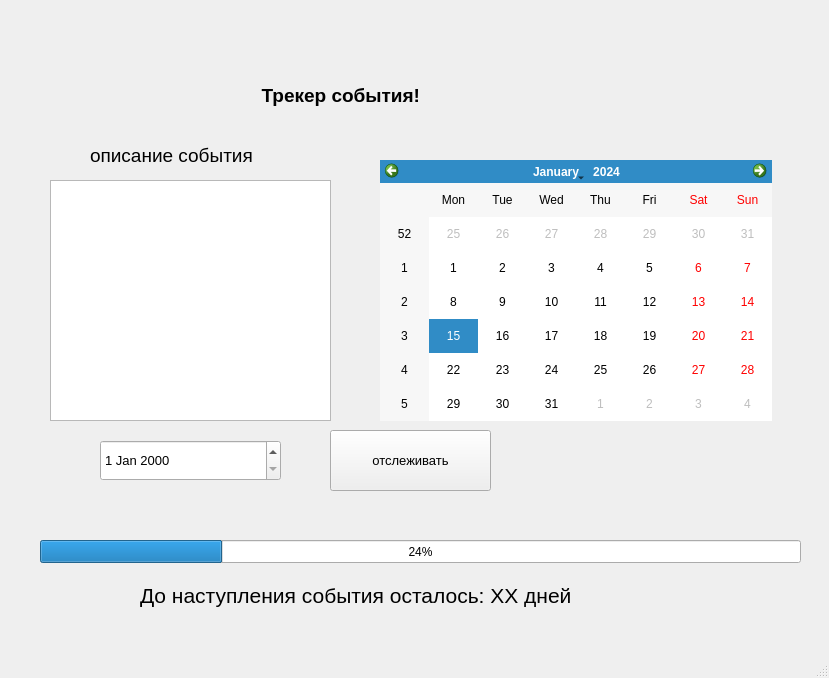
This is GUI/simple.ui in Greck-18/simplex-method as Qt 5 draws it before an edit. The edited form follows.
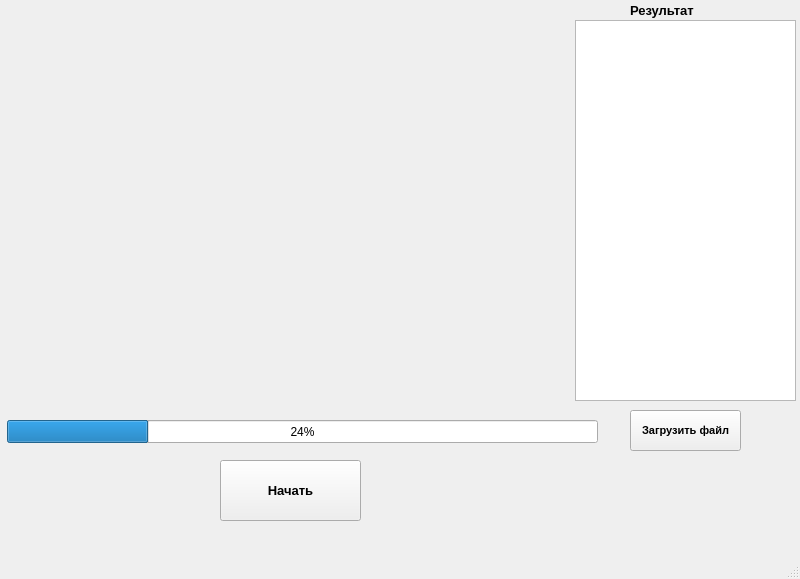
This is the edited form.

Diff of the .ui file:
```diff
--- a/GUI/simple.ui
+++ b/GUI/simple.ui
@@ -6,59 +6,40 @@
    <rect>
     <x>0</x>
     <y>0</y>
-    <width>829</width>
-    <height>678</height>
+    <width>800</width>
+    <height>579</height>
    </rect>
   </property>
   <property name="windowTitle">
    <string>Simple</string>
   </property>
   <widget class="QWidget" name="centralwidget">
-   <widget class="QLabel" name="label">
-    <property name="enabled">
-     <bool>true</bool>
-    </property>
+   <widget class="QPushButton" name="btnStart">
     <property name="geometry">
      <rect>
-      <x>230</x>
-      <y>70</y>
-      <width>481</width>
-      <height>51</height>
+      <x>220</x>
+      <y>460</y>
+      <width>141</width>
+      <height>61</height>
      </rect>
     </property>
     <property name="font">
      <font>
-      <pointsize>14</pointsize>
+      <pointsize>10</pointsize>
       <weight>75</weight>
       <bold>true</bold>
      </font>
     </property>
     <property name="text">
-     <string>      Трекер события!</string>
-    </property>
-    <property name="textFormat">
-     <enum>Qt::AutoText</enum>
-    </property>
-    <property name="wordWrap">
-     <bool>false</bool>
-    </property>
-   </widget>
-   <widget class="QCalendarWidget" name="calendarWidget">
-    <property name="geometry">
-     <rect>
-      <x>380</x>
-      <y>160</y>
-      <width>392</width>
-      <height>261</height>
-     </rect>
+     <string>Начать</string>
     </property>
    </widget>
    <widget class="QProgressBar" name="progressBar">
     <property name="geometry">
      <rect>
-      <x>40</x>
-      <y>540</y>
-      <width>761</width>
+      <x>7</x>
+      <y>420</y>
+      <width>591</width>
       <height>23</height>
      </rect>
     </property>
@@ -66,83 +47,70 @@
      <number>24</number>
     </property>
    </widget>
-   <widget class="QPlainTextEdit" name="plainTextEdit">
+   <widget class="QLabel" name="label">
     <property name="geometry">
      <rect>
-      <x>50</x>
-      <y>180</y>
-      <width>281</width>
-      <height>241</height>
-     </rect>
-    </property>
-   </widget>
-   <widget class="QLabel" name="label_2">
-    <property name="geometry">
-     <rect>
-      <x>90</x>
-      <y>140</y>
-      <width>271</width>
-      <height>31</height>
-     </rect>
-    </property>
-    <property name="font">
-     <font>
-      <pointsize>14</pointsize>
-     </font>
-    </property>
-    <property name="text">
-     <string>описание события</string>
-    </property>
-   </widget>
-   <widget class="QPushButton" name="pushButton">
-    <property name="geometry">
-     <rect>
-      <x>330</x>
-      <y>430</y>
-      <width>161</width>
-      <height>61</height>
+      <x>630</x>
+      <y>0</y>
+      <width>191</width>
+      <height>20</height>
      </rect>
     </property>
     <property name="font">
      <font>
       <pointsize>10</pointsize>
+      <weight>75</weight>
+      <bold>true</bold>
      </font>
     </property>
+    <property name="layoutDirection">
+     <enum>Qt::LeftToRight</enum>
+    </property>
     <property name="text">
-     <string>отслеживать</string>
+     <string>Результат</string>
     </property>
    </widget>
-   <widget class="QDateEdit" name="dateEdit">
+   <widget class="QPushButton" name="btnBrowse">
     <property name="geometry">
      <rect>
-      <x>100</x>
-      <y>440</y>
-      <width>181</width>
+      <x>630</x>
+      <y>410</y>
+      <width>111</width>
       <height>41</height>
      </rect>
     </property>
     <property name="font">
      <font>
-      <pointsize>10</pointsize>
+      <pointsize>8</pointsize>
+      <weight>75</weight>
+      <bold>true</bold>
      </font>
     </property>
-   </widget>
-   <widget class="QLabel" name="label_3">
-    <property name="geometry">
-     <rect>
-      <x>140</x>
-      <y>580</y>
-      <width>571</width>
-      <height>31</height>
-     </rect>
-    </property>
-    <property name="font">
-     <font>
-      <pointsize>16</pointsize>
-     </font>
+    <property name="layoutDirection">
+     <enum>Qt::LeftToRight</enum>
     </property>
     <property name="text">
-     <string>До наступления события осталось: XX дней</string>
+     <string>Загрузить файл</string>
+    </property>
+   </widget>
+   <widget class="QListWidget" name="listWidget">
+    <property name="geometry">
+     <rect>
+      <x>575</x>
+      <y>20</y>
+      <width>221</width>
+      <height>381</height>
+     </rect>
+    </property>
+   </widget>
+   <widget class="QWidget" name="widget" native="true">
+    <property name="geometry">
+     <rect>
+      <x>10</x>
+      <y>10</y>
+      <width>551</width>
+      <height>391</height>
+     </rect>
     </property>
    </widget>
   </widget>
```
Left out of the diff: 4 changed lines with no effect on the pictures.
